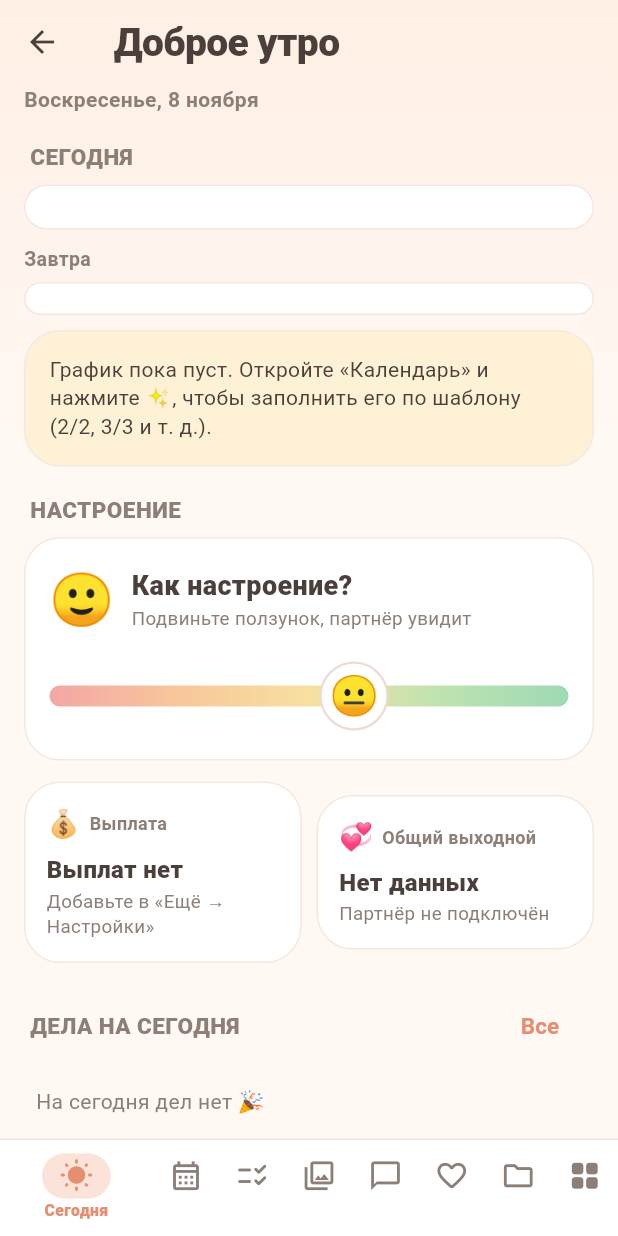
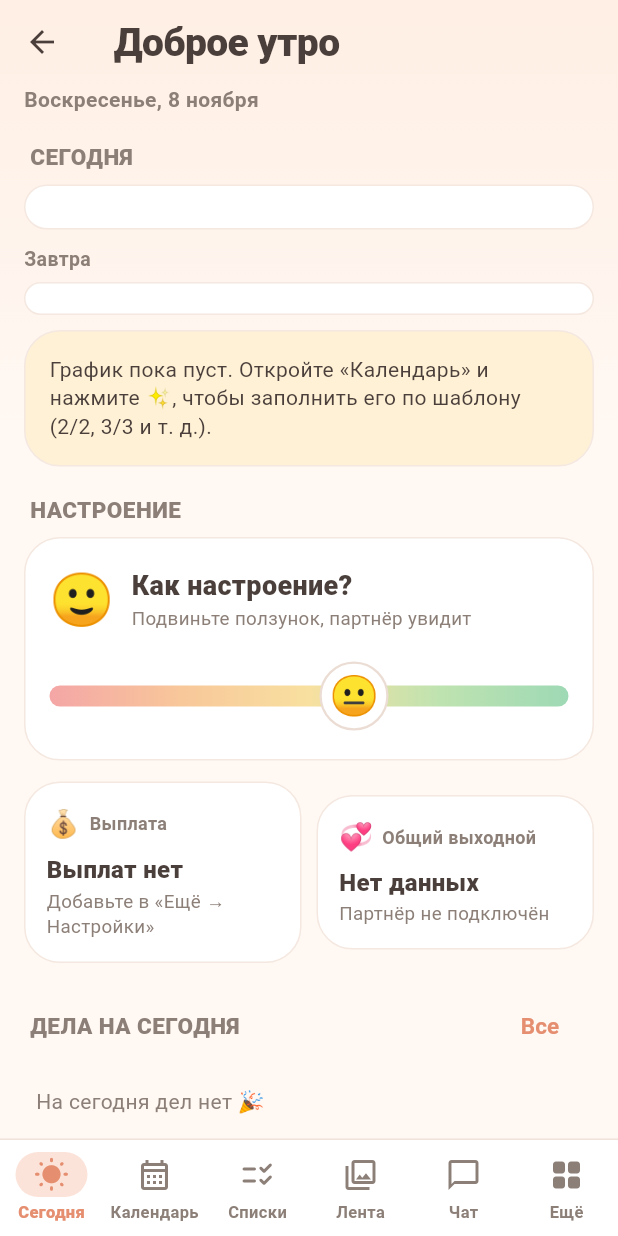
Before and after one commit to hummelsverhgiels-maker/Partnershipping, a Flutter app: the HomeShell screen opened directly with empty values, on a phone screen of 412 x 824 dp. Run offline on Flutter 3.47's test engine with Material 3 defaults, Android fonts, the phone set to English and light mode, and no system bars; our stand-ins replace audioplayers, file_picker, firebase_core, firebase_messaging, flutter_local_notifications, flutter_timezone and 6 more; missing offline and left inert: dart:js_interop, home_widget, record; accounts and stored records are empty; network calls fail.

Commit message:
«Поцелуи» и «Документы» перенесены в «Ещё»; подписи поцелуев на каждой сотне [web] [ios]
Co-Authored-By: Claude Sonnet 5.5 <noreply@anthropic.com>
Claude-Session: https://claude.ai/code/session_01R9YvGB5vx5rUzXMvHuNtny

```diff
--- a/lib/ui/home_shell.dart
+++ b/lib/ui/home_shell.dart
@@ -4,9 +4,7 @@ import '../data/store.dart';
 import 'calendar_page.dart';
 import 'chat_page.dart';
 import 'common.dart';
-import 'docs_page.dart';
 import 'feed_page.dart';
-import 'kiss_page.dart';
 import 'lists_page.dart';
 import 'more_page.dart';
 import 'theme.dart';
@@ -33,8 +31,6 @@ const _tabs = <_Tab>[
   _Tab('Списки', Icons.checklist_rtl_rounded, Icons.checklist_rtl_rounded),
   _Tab('Лента', Icons.photo_library_outlined, Icons.photo_library_rounded),
   _Tab('Чат', Icons.chat_bubble_outline, Icons.chat_bubble),
-  _Tab('Поцелуи', Icons.favorite_border_rounded, Icons.favorite_rounded),
-  _Tab('Документы', Icons.folder_outlined, Icons.folder_rounded),
   _Tab('Ещё', Icons.grid_view_rounded, Icons.grid_view_rounded),
 ];
 
@@ -46,7 +42,7 @@ class _HomeShellState extends State<HomeShell> {
   final Map<int, Widget> _cache = {};
 
   static const _chatTab = 4;
-  static const _kissTab = 5;
+  static const _moreTab = 5;
 
   void _go(int i) {
     if (i == _tab) return;
@@ -72,10 +68,6 @@ class _HomeShellState extends State<HomeShell> {
         return FeedPage(store: s);
       case _chatTab:
         return ChatPage(store: s, active: active);
-      case _kissTab:
-        return KissPage(store: s, active: active);
-      case 6:
-        return DocsPage(store: s);
       default:
         return MorePage(store: s);
     }
@@ -102,7 +94,8 @@ class _HomeShellState extends State<HomeShell> {
 
   Widget _bar(AppStore s) {
     final unreadChat = _tab == _chatTab ? 0 : s.unreadChat;
-    final unreadKiss = _tab == _kissTab ? 0 : s.kissUnseen;
+    // новые поцелуи показываем значком на «Ещё», пока не открыта вкладка «Ещё»
+    final unreadKiss = _tab == _moreTab ? 0 : s.kissUnseen;
     return Container(
       key: const ValueKey('bottom-bar'),
       decoration: BoxDecoration(
@@ -113,28 +106,18 @@ class _HomeShellState extends State<HomeShell> {
         top: false,
         child: SizedBox(
           height: 64,
-          child: LayoutBuilder(
-            builder: (context, c) {
-              // Выбранная вкладка шире и с подписью, остальные компактные значки.
-              const selFactor = 2.3;
-              final unit = c.maxWidth / (_tabs.length - 1 + selFactor);
-              return Row(
+          child: Row(
             children: [
               for (var i = 0; i < _tabs.length; i++)
-                    AnimatedContainer(
-                      duration: const Duration(milliseconds: 220),
-                      curve: Curves.easeOut,
-                      width: i == _tab ? unit * selFactor : unit,
+                Expanded(
                   child: _item(
                     i,
                     i == _chatTab
                         ? unreadChat
-                            : (i == _kissTab ? unreadKiss : 0),
+                        : (i == _moreTab ? unreadKiss : 0),
                   ),
                 ),
             ],
-              );
-            },
           ),
         ),
       ),
@@ -152,9 +135,9 @@ class _HomeShellState extends State<HomeShell> {
         mainAxisAlignment: MainAxisAlignment.center,
         children: [
           AnimatedContainer(
-            duration: const Duration(milliseconds: 220),
+            duration: const Duration(milliseconds: 200),
             curve: Curves.easeOut,
-            width: sel ? 46 : 32,
+            width: sel ? 48 : 32,
             height: 30,
             alignment: Alignment.center,
             decoration: BoxDecoration(
@@ -166,26 +149,22 @@ class _HomeShellState extends State<HomeShell> {
               label: Text(badge > 99 ? '99+' : '$badge'),
               child: Icon(
                 sel ? t.selectedIcon : t.icon,
-                size: 23,
+                size: 24,
                 color: sel ? kAccentDeep : kInkSoft,
               ),
             ),
           ),
-          SizedBox(
-            height: 16,
-            child: sel
-                ? FittedBox(
+          const SizedBox(height: 2),
+          FittedBox(
             fit: BoxFit.scaleDown,
             child: Text(
               t.label,
               style: TextStyle(
-                        fontSize: 10.5,
-                        fontWeight: FontWeight.w800,
-                        color: kAccentDeep,
+                fontSize: 11,
+                fontWeight: sel ? FontWeight.w800 : FontWeight.w600,
+                color: sel ? kAccentDeep : kInkSoft,
               ),
             ),
-                  )
-                : null,
           ),
         ],
       ),
```
Also changed, not shown: lib/ui/kiss_page.dart (+42 -11 lines), lib/ui/more_page.dart (+39 -1 lines), 2 other files. Lines whose indentation alone changed are shown as unchanged.
